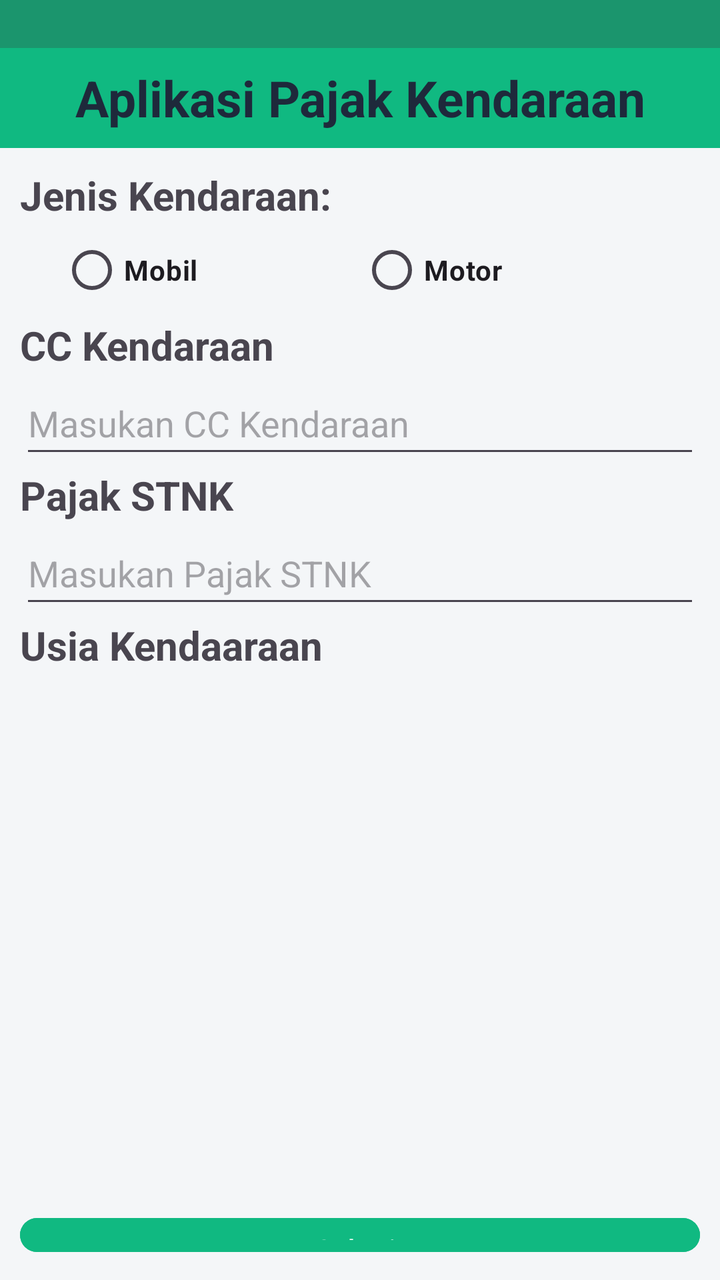
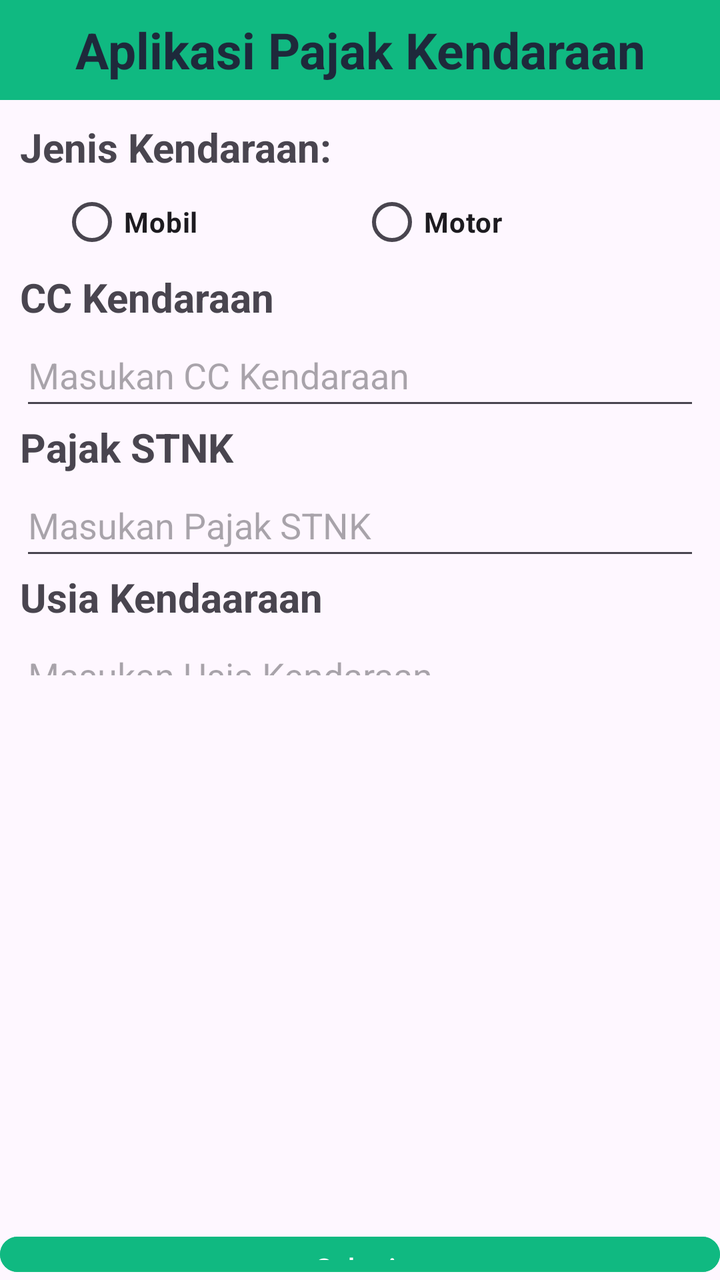

Two renders of the same Android screen: before a commit and after it. Below are the layout's source before the change and the commit's diff.
<!-- AndroidManifest.xml: application theme Theme.APK -->
<!-- res/layout/activity_main.xml -->
<?xml version="1.0" encoding="utf-8"?>
<LinearLayout xmlns:android="http://schemas.android.com/apk/res/android"
    xmlns:app="http://schemas.android.com/apk/res-auto"
    xmlns:tools="http://schemas.android.com/tools"
    android:id="@+id/main"
    android:layout_width="match_parent"
    android:layout_height="match_parent"
    android:orientation="vertical"
    tools:context=".MainActivity">

    <TextView
        android:id="@+id/PembatasNotif"
        android:layout_width="match_parent"
        android:layout_height="24dp"
        android:background="@color/greenGelap" />

    <TextView
        android:id="@+id/judul"
        android:layout_width="match_parent"
        android:layout_height="50dp"
        android:gravity="center"
        android:text="@string/ap"
        android:background="@color/green"
        android:textColor="@color/Teks"
        android:textStyle="bold"
        android:textSize="25sp"
        android:textAlignment="center"
        />

    <LinearLayout
        android:id="@+id/Tampilan"
        android:background="@color/clear"
        android:layout_width="match_parent"
        android:layout_height="match_parent"
        android:orientation="vertical">

        <LinearLayout
            android:id="@+id/BagianInputPengguna"
            android:layout_width="match_parent"
            android:layout_height="wrap_content"
            android:layout_weight="1"
            android:layout_margin="10dp"
            android:orientation="vertical">

            <LinearLayout
                android:layout_width="match_parent"
                android:layout_height="wrap_content"
                android:gravity="center"
                android:orientation="vertical">

                <TextView
                    android:id="@+id/jenis"
                    android:layout_width="match_parent"
                    android:layout_height="wrap_content"
                    android:text="@string/jk"
                    android:textSize="20sp"
                    android:textStyle="bold" />

                <RadioGroup
                    android:id="@+id/JenisKendaraan"
                    android:layout_width="match_parent"
                    android:layout_height="wrap_content"
                    android:gravity="center"
                    android:orientation="horizontal">

                    <RadioButton
                        android:id="@+id/mobil"
                        android:layout_width="150dp"
                        android:layout_height="wrap_content"
                        android:text="@string/m"
                        android:textStyle="bold" />

                    <RadioButton
                        android:id="@+id/motor"
                        android:layout_width="150dp"
                        android:layout_height="wrap_content"
                        android:text="@string/mt"
                        android:textStyle="bold" />
                </RadioGroup>

            </LinearLayout>

            <LinearLayout
                android:layout_width="match_parent"
                android:layout_height="wrap_content"
                android:orientation="vertical">

                <TextView
                    android:id="@+id/cck"
                    android:layout_width="match_parent"
                    android:layout_height="wrap_content"
                    android:text="@string/cc"
                    android:textSize="20sp"
                    android:textStyle="bold" />

                <EditText
                    android:id="@+id/InputCC"
                    android:layout_width="match_parent"
                    android:layout_height="48dp"
                    android:ems="10"
                    android:hint="@string/c"
                    android:inputType="numberSigned"
                    android:maxLength="5" />

            </LinearLayout>

            <LinearLayout
                android:layout_width="match_parent"
                android:layout_height="wrap_content"
                android:orientation="vertical">

                <TextView
                    android:id="@+id/pjkstnk"
                    android:layout_width="match_parent"
                    android:layout_height="wrap_content"
                    android:text="@string/ps"
                    android:textSize="20sp"
                    android:textStyle="bold" />

                <EditText
                    android:id="@+id/InputPajakSTNK"
                    android:layout_width="match_parent"
                    android:layout_height="48dp"
                    android:ems="10"
                    android:hint="@string/p"
                    android:inputType="numberSigned" />
            </LinearLayout>

            <LinearLayout
                android:layout_width="match_parent"
                android:layout_height="wrap_content"
                android:orientation="vertical">

                <TextView
                    android:id="@+id/usk"
                    android:layout_width="match_parent"
                    android:layout_height="wrap_content"
                    android:text="@string/uk"
                    android:textSize="20sp"
                    android:textStyle="bold" />

                <EditText
                    android:id="@+id/editusia"
                    android:layout_width="match_parent"
                    android:layout_height="48dp"
                    android:ems="10"
                    android:hint="@string/u"
                    android:inputType="numberSigned"
                    android:maxLength="3" />
            </LinearLayout>
        </LinearLayout>

        <LinearLayout
            android:id="@+id/BagianHasilTampilan"
            android:layout_width="match_parent"
            android:layout_height="wrap_content"
            android:layout_margin="10dp"
            android:layout_weight="1"
            android:orientation="vertical">

            <LinearLayout
                android:layout_width="match_parent"
                android:layout_height="wrap_content"
                android:layout_weight="1"
                android:orientation="vertical">

                <TextView
                    android:id="@+id/pkbp"
                    android:layout_width="match_parent"
                    android:layout_height="wrap_content"
                    android:textSize="18sp"
                    android:textStyle="bold" />

                <TextView
                    android:id="@+id/hasilpkb"
                    android:layout_width="match_parent"
                    android:layout_height="wrap_content"
                    android:gravity="center_vertical|right" />

                <TextView
                    android:id="@+id/swd"
                    android:layout_width="match_parent"
                    android:layout_height="wrap_content"
                    android:textSize="18sp"
                    android:textStyle="bold" />

                <TextView
                    android:id="@+id/SWDKLLJ"
                    android:layout_width="match_parent"
                    android:layout_height="wrap_content"
                    android:gravity="center_vertical|right" />

                <TextView
                    android:id="@+id/bad"
                    android:layout_width="match_parent"
                    android:layout_height="wrap_content"
                    android:textSize="18sp"
                    android:textStyle="bold" />

                <TextView
                    android:id="@+id/Administrasi"
                    android:layout_width="match_parent"
                    android:layout_height="wrap_content"
                    android:gravity="center_vertical|right" />

                <TextView
                    android:id="@+id/sod"
                    android:layout_width="match_parent"
                    android:layout_height="25dp"
                    android:textSize="18sp"
                    android:textStyle="bold" />

                <TextView
                    android:id="@+id/Sertif"
                    android:layout_width="match_parent"
                    android:layout_height="wrap_content"
                    android:gravity="center_vertical|right" />

                <TextView
                    android:id="@+id/total"
                    android:layout_width="match_parent"
                    android:layout_height="25dp"
                    android:textSize="20sp"
                    android:textStyle="bold" />

                <TextView
                    android:id="@+id/hasilTotal"
                    android:layout_width="match_parent"
                    android:layout_height="70dp"
                    android:gravity="center_vertical|right"
                    android:text=""
                    android:textColor="@color/clear"
                    android:textSize="30sp" />
            </LinearLayout>

            <Button
                android:id="@+id/submit"
                android:layout_weight="1"
                android:layout_width="match_parent"
                android:layout_height="48dp"
                android:backgroundTint="@color/green"
                android:onClick="Submit"
                android:text="@string/sub" />
        </LinearLayout>
    </LinearLayout>

</LinearLayout>
<!-- resources referenced by this layout -->
<resources>
  <color name="Teks">#1E293B</color>
  <color name="clear">#F4F6F8</color>
  <color name="green">#10B981</color>
  <color name="greenGelap">#1B956D</color>
  <string name="ap">Aplikasi Pajak Kendaraan</string>
  <string name="c">Masukan CC Kendaraan</string>
  <string name="cc">CC Kendaraan</string>
  <string name="jk">Jenis Kendaraan:</string>
  <string name="m">Mobil</string>
  <string name="mt">Motor</string>
  <string name="p">Masukan Pajak STNK</string>
  <string name="ps">Pajak STNK</string>
  <string name="sub">Submit</string>
  <string name="u">Masukan Usia Kendaraan</string>
  <string name="uk">Usia Kendaaraan</string>
  <style name="Theme.APK" parent="Base.Theme.APK" />
  <style name="Base.Theme.APK" parent="Theme.Material3.DayNight.NoActionBar">
          
          
      </style>
</resources>

<!-- the commit's change to res/layout/activity_main.xml (unified diff, before → after) -->
@@ -9,12 +9,6 @@
     tools:context=".MainActivity">
 
     <TextView
-        android:id="@+id/PembatasNotif"
-        android:layout_width="match_parent"
-        android:layout_height="24dp"
-        android:background="@color/greenGelap" />
-
-    <TextView
         android:id="@+id/judul"
         android:layout_width="match_parent"
         android:layout_height="50dp"
@@ -28,220 +22,204 @@
         />
 
     <LinearLayout
-        android:id="@+id/Tampilan"
-        android:background="@color/clear"
-        android:layout_width="match_parent"
-        android:layout_height="match_parent"
+        android:id="@+id/BagianInputPengguna"
+        android:layout_width="match_parent"
+        android:layout_height="wrap_content"
+        android:layout_margin="10dp"
+        android:layout_weight="1"
         android:orientation="vertical">
 
         <LinearLayout
-            android:id="@+id/BagianInputPengguna"
-            android:layout_width="match_parent"
-            android:layout_height="wrap_content"
-            android:layout_weight="1"
-            android:layout_margin="10dp"
-            android:orientation="vertical">
-
-            <LinearLayout
+            android:layout_width="match_parent"
+            android:layout_height="wrap_content"
+            android:gravity="center"
+            android:orientation="vertical">
+
+            <TextView
+                android:id="@+id/jenis"
+                android:layout_width="match_parent"
+                android:layout_height="wrap_content"
+                android:text="@string/jk"
+                android:textSize="20sp"
+                android:textStyle="bold" />
+
+            <RadioGroup
+                android:id="@+id/JenisKendaraan"
                 android:layout_width="match_parent"
                 android:layout_height="wrap_content"
                 android:gravity="center"
-                android:orientation="vertical">
-
-                <TextView
-                    android:id="@+id/jenis"
-                    android:layout_width="match_parent"
+                android:orientation="horizontal">
+
+                <RadioButton
+                    android:id="@+id/mobil"
+                    android:layout_width="150dp"
                     android:layout_height="wrap_content"
-                    android:text="@string/jk"
-                    android:textSize="20sp"
+                    android:text="@string/m"
                     android:textStyle="bold" />
 
-                <RadioGroup
-                    android:id="@+id/JenisKendaraan"
-                    android:layout_width="match_parent"
+                <RadioButton
+                    android:id="@+id/motor"
+                    android:layout_width="150dp"
                     android:layout_height="wrap_content"
-                    android:gravity="center"
-                    android:orientation="horizontal">
-
-                    <RadioButton
-                        android:id="@+id/mobil"
-                        android:layout_width="150dp"
-                        android:layout_height="wrap_content"
-                        android:text="@string/m"
-                        android:textStyle="bold" />
-
-                    <RadioButton
-                        android:id="@+id/motor"
-                        android:layout_width="150dp"
-                        android:layout_height="wrap_content"
-                        android:text="@string/mt"
-                        android:textStyle="bold" />
-                </RadioGroup>
-
-            </LinearLayout>
-
-            <LinearLayout
-                android:layout_width="match_parent"
-                android:layout_height="wrap_content"
-                android:orientation="vertical">
-
-                <TextView
-                    android:id="@+id/cck"
-                    android:layout_width="match_parent"
-                    android:layout_height="wrap_content"
-                    android:text="@string/cc"
-                    android:textSize="20sp"
+                    android:text="@string/mt"
                     android:textStyle="bold" />
-
-                <EditText
-                    android:id="@+id/InputCC"
-                    android:layout_width="match_parent"
-                    android:layout_height="48dp"
-                    android:ems="10"
-                    android:hint="@string/c"
-                    android:inputType="numberSigned"
-                    android:maxLength="5" />
-
-            </LinearLayout>
-
-            <LinearLayout
-                android:layout_width="match_parent"
-                android:layout_height="wrap_content"
-                android:orientation="vertical">
-
-                <TextView
-                    android:id="@+id/pjkstnk"
-                    android:layout_width="match_parent"
-                    android:layout_height="wrap_content"
-                    android:text="@string/ps"
-                    android:textSize="20sp"
-                    android:textStyle="bold" />
-
-                <EditText
-                    android:id="@+id/InputPajakSTNK"
-                    android:layout_width="match_parent"
-                    android:layout_height="48dp"
-                    android:ems="10"
-                    android:hint="@string/p"
-                    android:inputType="numberSigned" />
-            </LinearLayout>
-
-            <LinearLayout
-                android:layout_width="match_parent"
-                android:layout_height="wrap_content"
-                android:orientation="vertical">
-
-                <TextView
-                    android:id="@+id/usk"
-                    android:layout_width="match_parent"
-                    android:layout_height="wrap_content"
-                    android:text="@string/uk"
-                    android:textSize="20sp"
-                    android:textStyle="bold" />
-
-                <EditText
-                    android:id="@+id/editusia"
-                    android:layout_width="match_parent"
-                    android:layout_height="48dp"
-                    android:ems="10"
-                    android:hint="@string/u"
-                    android:inputType="numberSigned"
-                    android:maxLength="3" />
-            </LinearLayout>
-        </LinearLayout>
-
-        <LinearLayout
-            android:id="@+id/BagianHasilTampilan"
-            android:layout_width="match_parent"
-            android:layout_height="wrap_content"
-            android:layout_margin="10dp"
-            android:layout_weight="1"
-            android:orientation="vertical">
-
-            <LinearLayout
-                android:layout_width="match_parent"
-                android:layout_height="wrap_content"
-                android:layout_weight="1"
-                android:orientation="vertical">
-
-                <TextView
-                    android:id="@+id/pkbp"
-                    android:layout_width="match_parent"
-                    android:layout_height="wrap_content"
-                    android:textSize="18sp"
-                    android:textStyle="bold" />
-
-                <TextView
-                    android:id="@+id/hasilpkb"
-                    android:layout_width="match_parent"
-                    android:layout_height="wrap_content"
-                    android:gravity="center_vertical|right" />
-
-                <TextView
-                    android:id="@+id/swd"
-                    android:layout_width="match_parent"
-                    android:layout_height="wrap_content"
-                    android:textSize="18sp"
-                    android:textStyle="bold" />
-
-                <TextView
-                    android:id="@+id/SWDKLLJ"
-                    android:layout_width="match_parent"
-                    android:layout_height="wrap_content"
-                    android:gravity="center_vertical|right" />
-
-                <TextView
-                    android:id="@+id/bad"
-                    android:layout_width="match_parent"
-                    android:layout_height="wrap_content"
-                    android:textSize="18sp"
-                    android:textStyle="bold" />
-
-                <TextView
-                    android:id="@+id/Administrasi"
-                    android:layout_width="match_parent"
-                    android:layout_height="wrap_content"
-                    android:gravity="center_vertical|right" />
-
-                <TextView
-                    android:id="@+id/sod"
-                    android:layout_width="match_parent"
-                    android:layout_height="25dp"
-                    android:textSize="18sp"
-                    android:textStyle="bold" />
-
-                <TextView
-                    android:id="@+id/Sertif"
-                    android:layout_width="match_parent"
-                    android:layout_height="wrap_content"
-                    android:gravity="center_vertical|right" />
-
-                <TextView
-                    android:id="@+id/total"
-                    android:layout_width="match_parent"
-                    android:layout_height="25dp"
-                    android:textSize="20sp"
-                    android:textStyle="bold" />
-
-                <TextView
-                    android:id="@+id/hasilTotal"
-                    android:layout_width="match_parent"
-                    android:layout_height="70dp"
-                    android:gravity="center_vertical|right"
-                    android:text=""
-                    android:textColor="@color/clear"
-                    android:textSize="30sp" />
-            </LinearLayout>
-
-            <Button
-                android:id="@+id/submit"
-                android:layout_weight="1"
+            </RadioGroup>
+
+        </LinearLayout>
+
+        <LinearLayout
+            android:layout_width="match_parent"
+            android:layout_height="wrap_content"
+            android:orientation="vertical">
+
+            <TextView
+                android:id="@+id/cck"
+                android:layout_width="match_parent"
+                android:layout_height="wrap_content"
+                android:text="@string/cc"
+                android:textSize="20sp"
+                android:textStyle="bold" />
+
+            <EditText
+                android:id="@+id/InputCC"
                 android:layout_width="match_parent"
                 android:layout_height="48dp"
-                android:backgroundTint="@color/green"
-                android:onClick="Submit"
-                android:text="@string/sub" />
+                android:ems="10"
+                android:hint="@string/c"
+                android:inputType="numberSigned"
+                android:maxLength="5" />
+
+        </LinearLayout>
+
+        <LinearLayout
+            android:layout_width="match_parent"
+            android:layout_height="wrap_content"
+            android:orientation="vertical">
+
+            <TextView
+                android:id="@+id/pjkstnk"
+                android:layout_width="match_parent"
+                android:layout_height="wrap_content"
+                android:text="@string/ps"
+                android:textSize="20sp"
+                android:textStyle="bold" />
+
+            <EditText
+                android:id="@+id/InputPajakSTNK"
+                android:layout_width="match_parent"
+                android:layout_height="48dp"
+                android:ems="10"
+                android:hint="@string/p"
+                android:inputType="numberSigned" />
+        </LinearLayout>
+
+        <LinearLayout
+            android:layout_width="match_parent"
+            android:layout_height="wrap_content"
+            android:orientation="vertical">
+
+            <TextView
+                android:id="@+id/usk"
+                android:layout_width="match_parent"
+                android:layout_height="wrap_content"
+                android:text="@string/uk"
+                android:textSize="20sp"
+                android:textStyle="bold" />
+
+            <EditText
+                android:id="@+id/editusia"
+                android:layout_width="match_parent"
+                android:layout_height="48dp"
+                android:ems="10"
+                android:hint="@string/u"
+                android:inputType="numberSigned"
+                android:maxLength="3" />
         </LinearLayout>
     </LinearLayout>
 
+    <LinearLayout
+        android:layout_width="match_parent"
+        android:layout_height="wrap_content"
+        android:layout_margin="10dp"
+        android:layout_weight="1"
+        android:orientation="vertical">
+
+        <TextView
+            android:id="@+id/pkbp"
+            android:layout_width="match_parent"
+            android:layout_height="wrap_content"
+            android:textSize="18sp"
+            android:textStyle="bold" />
+
+        <TextView
+            android:id="@+id/hasilpkb"
+            android:layout_width="match_parent"
+            android:layout_height="wrap_content"
+            android:gravity="center_vertical|right" />
+
+        <TextView
+            android:id="@+id/swd"
+            android:layout_width="match_parent"
+            android:layout_height="wrap_content"
+            android:textSize="18sp"
+            android:textStyle="bold" />
+
+        <TextView
+            android:id="@+id/SWDKLLJ"
+            android:layout_width="match_parent"
+            android:layout_height="wrap_content"
+            android:gravity="center_vertical|right" />
+
+        <TextView
+            android:id="@+id/bad"
+            android:layout_width="match_parent"
+            android:layout_height="wrap_content"
+            android:textSize="18sp"
+            android:textStyle="bold" />
+
+        <TextView
+            android:id="@+id/Administrasi"
+            android:layout_width="match_parent"
+            android:layout_height="wrap_content"
+            android:gravity="center_vertical|right" />
+
+        <TextView
+            android:id="@+id/sod"
+            android:layout_width="match_parent"
+            android:layout_height="25dp"
+            android:textSize="18sp"
+            android:textStyle="bold" />
+
+        <TextView
+            android:id="@+id/Sertif"
+            android:layout_width="match_parent"
+            android:layout_height="wrap_content"
+            android:gravity="center_vertical|right" />
+
+        <TextView
+            android:id="@+id/total"
+            android:layout_width="match_parent"
+            android:layout_height="25dp"
+            android:textSize="20sp"
+            android:textStyle="bold" />
+
+        <TextView
+            android:id="@+id/hasilTotal"
+            android:layout_width="match_parent"
+            android:layout_height="70dp"
+            android:gravity="center_vertical|right"
+            android:text=""
+            android:textColor="@color/clear"
+            android:textSize="30sp" />
+    </LinearLayout>
+
+    <Button
+        android:id="@+id/submit"
+        android:layout_width="match_parent"
+        android:layout_height="48dp"
+        android:layout_weight="1"
+        android:backgroundTint="@color/green"
+        android:onClick="Submit"
+        android:text="@string/sub" />
+
 </LinearLayout>
<!-- resource entries referenced after the edit -->
@@ -3,7 +3,6 @@
   <color name="Teks">#1E293B</color>
   <color name="clear">#F4F6F8</color>
   <color name="green">#10B981</color>
-  <color name="greenGelap">#1B956D</color>
   <string name="ap">Aplikasi Pajak Kendaraan</string>
   <string name="c">Masukan CC Kendaraan</string>
   <string name="cc">CC Kendaraan</string>
